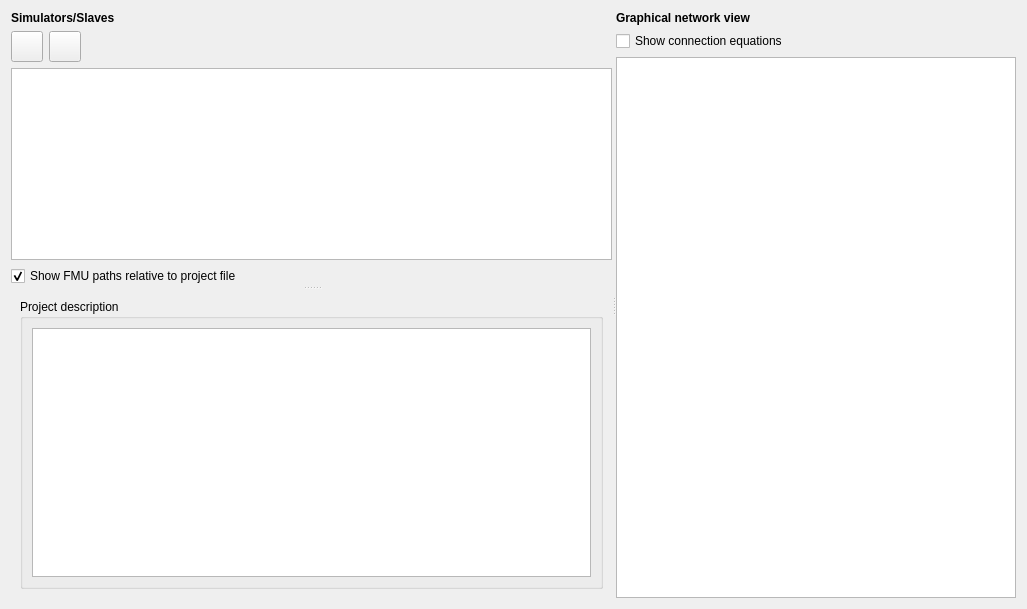
First picture: the form in MasterSimulatorUI/src/MSIMViewSlaves.ui, repository ghorwin/MasterSim, before the edit.
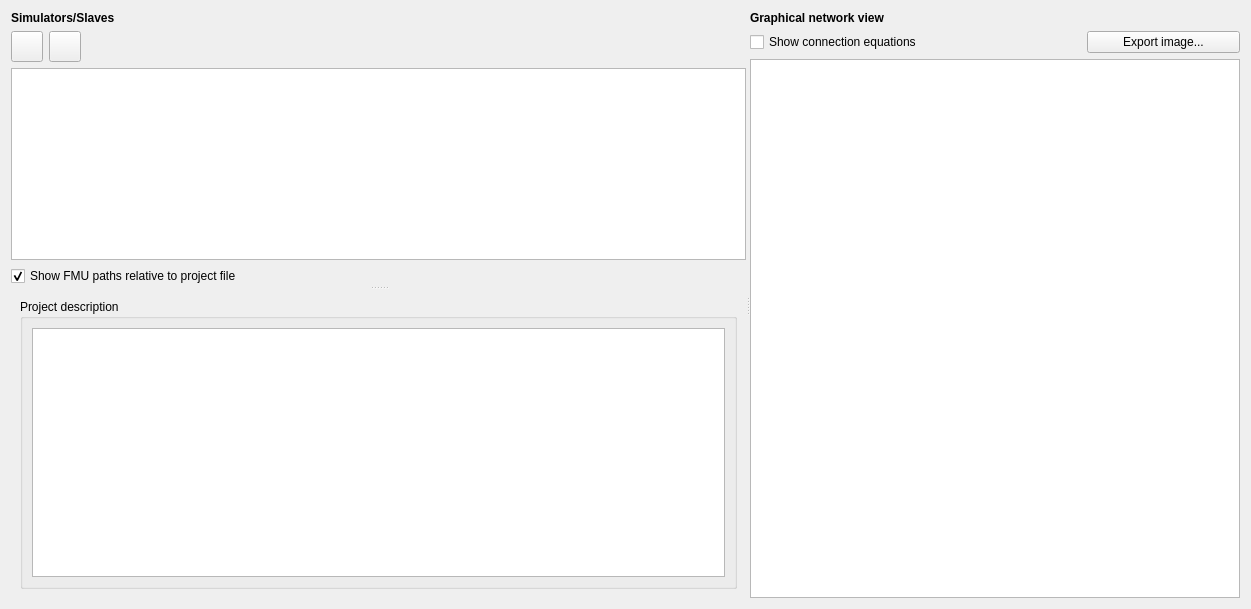
Second picture: the form after the edit. Icons and pictures are not drawn. Custom widgets are drawn as their Qt base class.

Commit message: Compiler warnings removed, started with "export schematics" feature

Diff of the .ui file:
```diff
--- a/MasterSimulatorUI/src/MSIMViewSlaves.ui
+++ b/MasterSimulatorUI/src/MSIMViewSlaves.ui
@@ -6,7 +6,7 @@
    <rect>
     <x>0</x>
     <y>0</y>
-    <width>1027</width>
+    <width>1251</width>
     <height>609</height>
    </rect>
   </property>
@@ -87,6 +87,7 @@
          <widget class="QLabel" name="label_2">
           <property name="font">
            <font>
+            <weight>75</weight>
             <bold>true</bold>
            </font>
           </property>
@@ -307,6 +308,7 @@
         <widget class="QLabel" name="label_3">
          <property name="font">
           <font>
+           <weight>75</weight>
            <bold>true</bold>
           </font>
          </property>
@@ -328,6 +330,13 @@
          </property>
         </widget>
        </item>
+       <item row="2" column="2">
+        <widget class="QPushButton" name="pushButtonExportImage">
+         <property name="text">
+          <string>Export image...</string>
+         </property>
+        </widget>
+       </item>
       </layout>
      </widget>
     </widget>
```
The commit also changes 9 other files.
